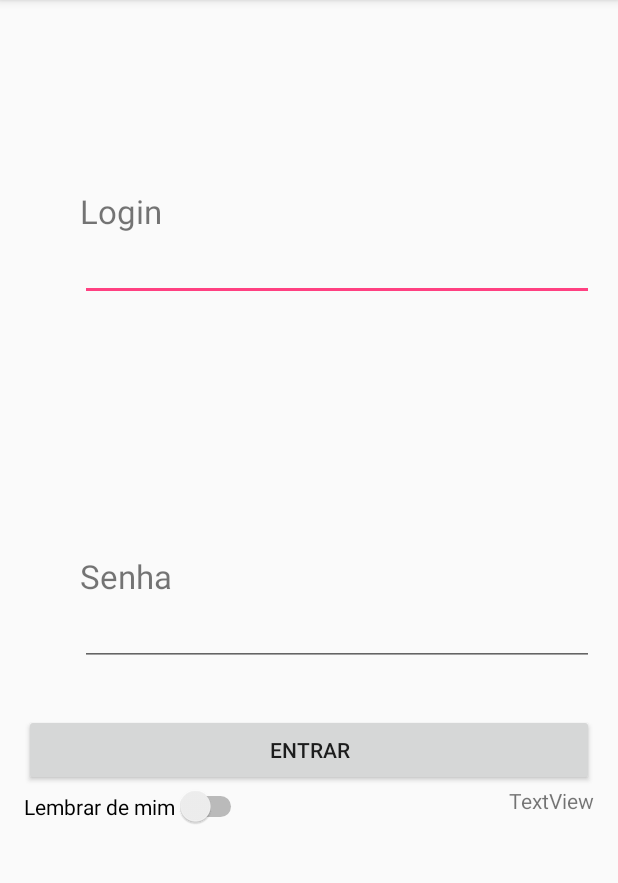
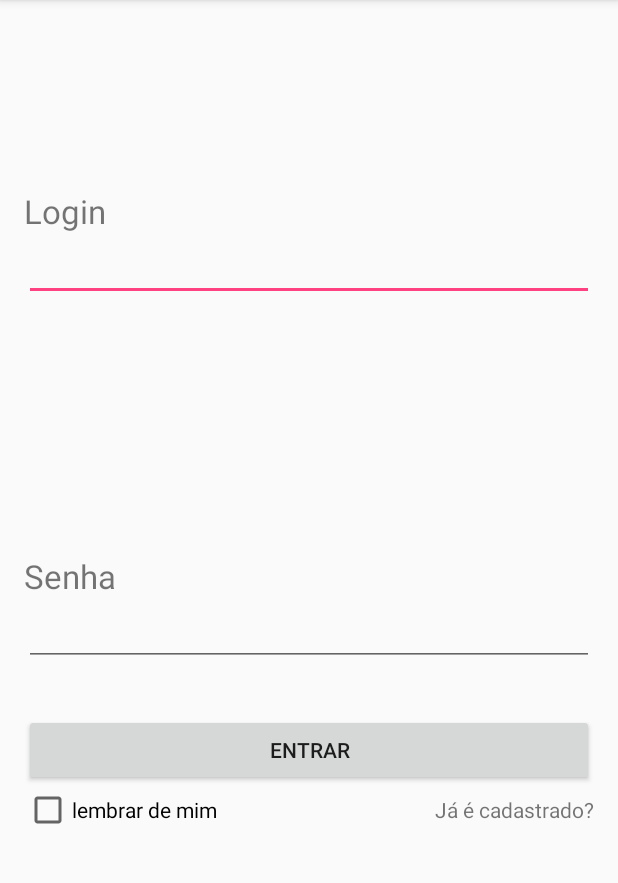
Before and after one commit to AdrianoModa/SocialMedic, an Android app: the screen it shows after launch (MainActivity), on a phone screen of 412 x 824 dp, the part 84-967 px from its top. Run offline under Robolectric (Android 15) with nearby library versions, the phone set to English and light mode, and no system bars.

Commit message:
Ajustes na tela login e construção da tela Medicos

```diff
--- a/app/build.gradle
+++ b/app/build.gradle
@@ -28,4 +28,5 @@ dependencies {
     compile 'com.android.support:appcompat-v7:25.0.1'
     compile 'com.android.support.constraint:constraint-layout:1.0.2'
     testCompile 'junit:junit:4.12'
+    compile 'com.android.support:design:25.0.1'
 }
--- a/app/src/main/res/layout/activity_main.xml
+++ b/app/src/main/res/layout/activity_main.xml
@@ -11,29 +11,18 @@
     android:paddingBottom="@dimen/activity_vertical_margin"
     tools:context="com.example.androidc22.socialmedic.MainActivity">
 
-    <Switch
-        android:id="@+id/switch2"
-        android:layout_width="wrap_content"
-        android:layout_height="wrap_content"
-        android:layout_alignParentLeft="true"
-        android:layout_alignParentStart="true"
-        android:layout_below="@+id/btnEntrar"
-        android:text="@string/lembrar_de_mim" />
-
     <TextView
         android:text="@string/login"
         android:layout_width="wrap_content"
         android:layout_height="wrap_content"
         android:layout_alignParentTop="true"
-        android:layout_alignParentLeft="true"
-        android:layout_alignParentStart="true"
-        android:layout_marginLeft="37dp"
-        android:layout_marginStart="37dp"
         android:layout_marginTop="110dp"
         android:id="@+id/txtLogin"
         android:textSize="22sp"
         tools:text="Login"
-        android:textAllCaps="false" />
+        android:textAllCaps="false"
+        android:layout_alignParentLeft="true"
+        android:layout_alignParentStart="true" />
 
     <TextView
         android:text="@string/senha"
@@ -42,52 +31,38 @@
         android:id="@+id/txtSenha"
         android:textSize="22sp"
         android:layout_centerVertical="true"
-        android:layout_alignLeft="@+id/txtLogin"
-        android:layout_alignStart="@+id/txtLogin"
-        tools:text="Senha" />
+        tools:text="Senha"
+        android:layout_alignParentLeft="true"
+        android:layout_alignParentStart="true" />
 
     <EditText
-        android:layout_width="wrap_content"
+        android:id="@+id/editTextLogin"
+        android:layout_width="match_parent"
         android:layout_height="wrap_content"
-        android:inputType="textEmailAddress"
+        android:layout_alignParentLeft="true"
+        android:layout_alignParentStart="true"
+        android:layout_below="@+id/txtLogin"
         android:ems="10"
-        android:layout_below="@+id/txtLogin"
-        android:layout_alignLeft="@+id/txtLogin"
-        android:layout_alignStart="@+id/txtLogin"
-        android:id="@+id/editTextLogin"
-        android:layout_alignParentRight="true"
-        android:layout_alignParentEnd="true" />
+        android:inputType="textEmailAddress" />
 
     <EditText
-        android:layout_width="wrap_content"
+        android:id="@+id/editTextSenha"
+        android:layout_width="match_parent"
         android:layout_height="wrap_content"
-        android:inputType="textPassword"
+        android:layout_alignParentLeft="true"
+        android:layout_alignParentStart="true"
+        android:layout_below="@+id/txtSenha"
         android:ems="10"
-        android:layout_below="@+id/txtSenha"
-        android:layout_alignLeft="@+id/txtSenha"
-        android:layout_alignStart="@+id/txtSenha"
-        android:id="@+id/editTextSenha"
-        android:layout_alignParentRight="true"
-        android:layout_alignParentEnd="true" />
-
-    <TextView
-        android:id="@+id/txtCadastrar"
-        android:layout_width="wrap_content"
-        android:layout_height="wrap_content"
-        android:text="@string/textview"
-        tools:text="Já possui Cadastro?"
-        android:layout_below="@+id/btnEntrar"
-        android:layout_alignParentRight="true"
-        android:layout_alignParentEnd="true" />
+        android:inputType="textPassword" />
 
     <TextView
         android:id="@+id/txtEsqueceuSenha"
         android:layout_width="wrap_content"
         android:layout_height="wrap_content"
+        tools:text="Esqueceu a Senha?"
         android:layout_alignParentBottom="true"
         android:layout_centerHorizontal="true"
-        android:layout_marginBottom="13dp"
-        tools:text="Esqueceu a Senha?" />
+        android:layout_marginBottom="26dp" />
 
     <Button
         android:text="@string/entrar"
@@ -99,4 +74,23 @@
         android:layout_alignParentLeft="true"
         android:layout_alignParentStart="true" />
 
+    <CheckBox
+        android:id="@+id/idLembrete"
+        android:layout_width="wrap_content"
+        android:layout_height="wrap_content"
+        android:layout_alignParentLeft="true"
+        android:layout_alignParentStart="true"
+        android:layout_below="@+id/btnEntrar"
+        android:text="lembrar de mim" />
+
+    <TextView
+        android:id="@+id/txtCadastrado"
+        android:layout_width="wrap_content"
+        android:layout_height="wrap_content"
+        android:text="@string/j_cadastrado"
+        android:layout_alignBaseline="@+id/idLembrete"
+        android:layout_alignBottom="@+id/idLembrete"
+        android:layout_alignParentRight="true"
+        android:layout_alignParentEnd="true" />
+
 </RelativeLayout>
--- a/app/src/main/res/values/strings.xml
+++ b/app/src/main/res/values/strings.xml
@@ -11,4 +11,6 @@
     <string name="entrar">Entrar</string>
     <string name="lembrar_de_mim">Lembrar de mim</string>
     <string name="textview">TextView</string>
+    <string name="j_cadastrado">Já é cadastrado?</string>
+    <string name="m_dicos">Médicos</string>
 </resources>
```
Also changed, not shown: app/src/main/java/com/example/androidc22/socialmedic/TelaMenu.java (+9 -0 lines), app/src/main/res/layout/activity_tela_medicos.xml (+47 -0 lines), app/src/main/res/layout/activity_tela_menu.xml (+23 -32 lines).
